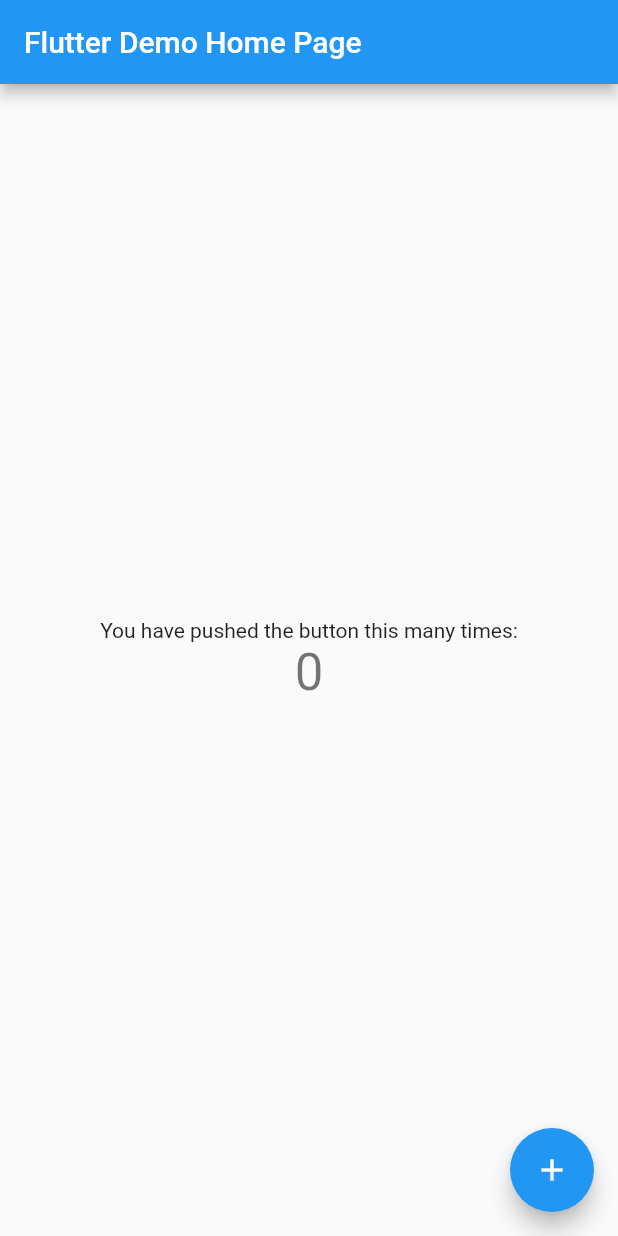
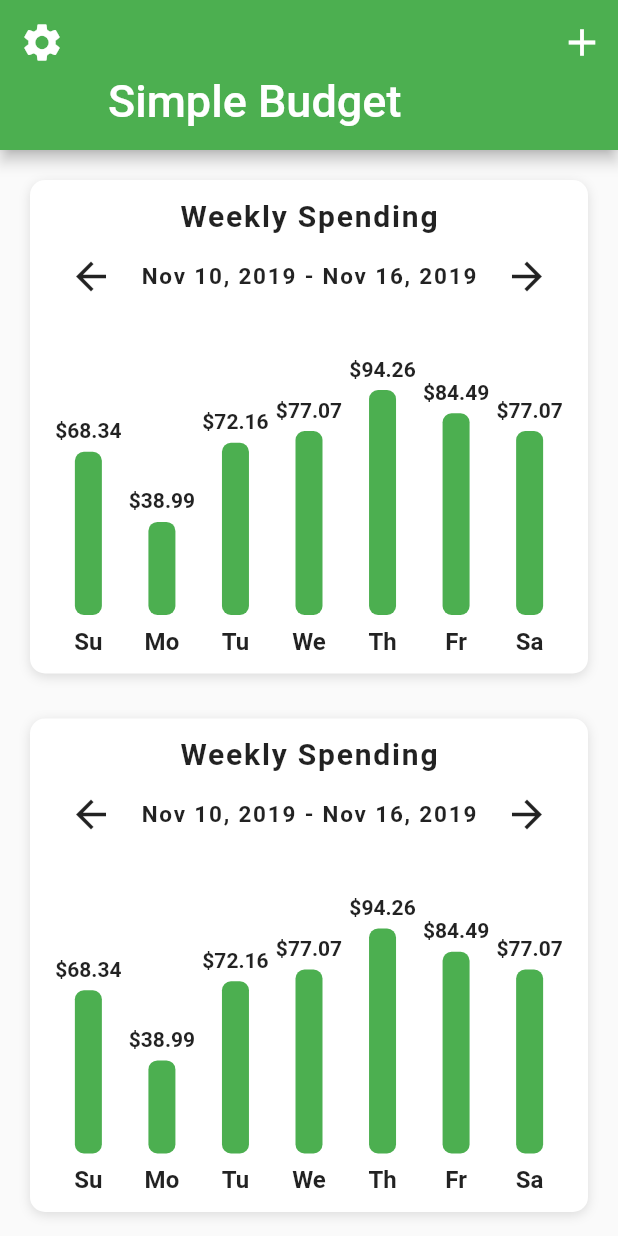
Before and after one commit to ahmadjz/Budget-App-UI, a Flutter app: the screen it shows after launch, on a phone screen of 412 x 824 dp. Run offline on Flutter 3.47's test engine with Material 2 defaults, Android fonts, the phone set to English and light mode, and no system bars.

Commit message:
create weekly spending widgets

```diff
--- a/lib/main.dart
+++ b/lib/main.dart
@@ -1,3 +1,4 @@
+import 'package:budget_app_ui/screens/home_screen.dart';
 import 'package:flutter/material.dart';
 
 void main() {
@@ -7,109 +8,16 @@ void main() {
 class MyApp extends StatelessWidget {
   const MyApp({super.key});
 
-  // This widget is the root of your application.
   @override
   Widget build(BuildContext context) {
     return MaterialApp(
-      title: 'Flutter Demo',
+      title: "Budget UI",
+      debugShowCheckedModeBanner: false,
       theme: ThemeData(
-        // This is the theme of your application.
-        //
-        // Try running your application with "flutter run". You'll see the
-        // application has a blue toolbar. Then, without quitting the app, try
-        // changing the primarySwatch below to Colors.green and then invoke
-        // "hot reload" (press "r" in the console where you ran "flutter run",
-        // or simply save your changes to "hot reload" in a Flutter IDE).
-        // Notice that the counter didn't reset back to zero; the application
-        // is not restarted.
-        primarySwatch: Colors.blue,
-      ),
-      home: const MyHomePage(title: 'Flutter Demo Home Page'),
+          scaffoldBackgroundColor: Colors.grey[50],
+          primaryColor: Colors.green,
+          appBarTheme: const AppBarTheme(backgroundColor: Colors.green)),
+      home: const HomeScreen(),
     );
   }
 }
-
-class MyHomePage extends StatefulWidget {
-  const MyHomePage({super.key, required this.title});
-
-  // This widget is the home page of your application. It is stateful, meaning
-  // that it has a State object (defined below) that contains fields that affect
-  // how it looks.
-
-  // This class is the configuration for the state. It holds the values (in this
-  // case the title) provided by the parent (in this case the App widget) and
-  // used by the build method of the State. Fields in a Widget subclass are
-  // always marked "final".
-
-  final String title;
-
-  @override
-  State<MyHomePage> createState() => _MyHomePageState();
-}
-
-class _MyHomePageState extends State<MyHomePage> {
-  int _counter = 0;
-
-  void _incrementCounter() {
-    setState(() {
-      // This call to setState tells the Flutter framework that something has
-      // changed in this State, which causes it to rerun the build method below
-      // so that the display can reflect the updated values. If we changed
-      // _counter without calling setState(), then the build method would not be
-      // called again, and so nothing would appear to happen.
-      _counter++;
-    });
-  }
-
-  @override
-  Widget build(BuildContext context) {
-    // This method is rerun every time setState is called, for instance as done
-    // by the _incrementCounter method above.
-    //
-    // The Flutter framework has been optimized to make rerunning build methods
-    // fast, so that you can just rebuild anything that needs updating rather
-    // than having to individually change instances of widgets.
-    return Scaffold(
-      appBar: AppBar(
-        // Here we take the value from the MyHomePage object that was created by
-        // the App.build method, and use it to set our appbar title.
-        title: Text(widget.title),
-      ),
-      body: Center(
-        // Center is a layout widget. It takes a single child and positions it
-        // in the middle of the parent.
-        child: Column(
-          // Column is also a layout widget. It takes a list of children and
-          // arranges them vertically. By default, it sizes itself to fit its
-          // children horizontally, and tries to be as tall as its parent.
-          //
-          // Invoke "debug painting" (press "p" in the console, choose the
-          // "Toggle Debug Paint" action from the Flutter Inspector in Android
-          // Studio, or the "Toggle Debug Paint" command in Visual Studio Code)
-          // to see the wireframe for each widget.
-          //
-          // Column has various properties to control how it sizes itself and
-          // how it positions its children. Here we use mainAxisAlignment to
-          // center the children vertically; the main axis here is the vertical
-          // axis because Columns are vertical (the cross axis would be
-          // horizontal).
-          mainAxisAlignment: MainAxisAlignment.center,
-          children: <Widget>[
-            const Text(
-              'You have pushed the button this many times:',
-            ),
-            Text(
-              '$_counter',
-              style: Theme.of(context).textTheme.headline4,
-            ),
-          ],
-        ),
-      ),
-      floatingActionButton: FloatingActionButton(
-        onPressed: _incrementCounter,
-        tooltip: 'Increment',
-        child: const Icon(Icons.add),
-      ), // This trailing comma makes auto-formatting nicer for build methods.
-    );
-  }
-}
--- /dev/null
+++ b/lib/screens/home_screen.dart
@@ -0,0 +1,62 @@
+import 'package:budget_app_ui/data/data.dart';
+import 'package:budget_app_ui/widgets/bar_chart.dart';
+import 'package:flutter/material.dart';
+
+class HomeScreen extends StatefulWidget {
+  const HomeScreen({super.key});
+
+  @override
+  State<HomeScreen> createState() => _HomeScreenState();
+}
+
+class _HomeScreenState extends State<HomeScreen> {
+  @override
+  Widget build(BuildContext context) {
+    return Scaffold(
+      body: CustomScrollView(slivers: [
+        SliverAppBar(
+          forceElevated: true,
+          floating: true,
+          // pinned: true,
+          expandedHeight: 100.0,
+          leading: IconButton(
+            icon: const Icon(Icons.settings),
+            iconSize: 30.0,
+            onPressed: () {},
+          ),
+          flexibleSpace: const FlexibleSpaceBar(
+            title: Text('Simple Budget'),
+          ),
+          actions: <Widget>[
+            IconButton(
+              icon: const Icon(Icons.add),
+              iconSize: 30.0,
+              onPressed: () {},
+            ),
+          ],
+        ),
+        SliverList(
+            delegate: SliverChildBuilderDelegate(
+          (context, index) {
+            return Container(
+              margin: const EdgeInsets.fromLTRB(20.0, 20.0, 20.0, 10.0),
+              decoration: BoxDecoration(
+                color: Colors.white,
+                boxShadow: const [
+                  BoxShadow(
+                    color: Colors.black12,
+                    offset: Offset(0, 2),
+                    blurRadius: 6.0,
+                  ),
+                ],
+                borderRadius: BorderRadius.circular(10.0),
+              ),
+              child: BarChart(expenses: weeklySpending),
+            );
+          },
+          childCount: 1 + categories.length,
+        ))
+      ]),
+    );
+  }
+}
--- /dev/null
+++ b/lib/widgets/bar_chart.dart
@@ -0,0 +1,101 @@
+import 'package:budget_app_ui/widgets/bar_item.dart';
+import 'package:flutter/material.dart';
+
+class BarChart extends StatelessWidget {
+  const BarChart({super.key, required this.expenses});
+  final List<double> expenses;
+
+  @override
+  Widget build(BuildContext context) {
+    double mostExpensive = 0;
+    for (var price in expenses) {
+      if (price > mostExpensive) {
+        mostExpensive = price;
+      }
+    }
+
+    return Padding(
+      padding: const EdgeInsets.all(12.0),
+      child: Column(
+        children: <Widget>[
+          const Text(
+            'Weekly Spending',
+            style: TextStyle(
+              fontSize: 20.0,
+              fontWeight: FontWeight.bold,
+              letterSpacing: 1.2,
+            ),
+          ),
+          const SizedBox(height: 5.0),
+          Row(
+            mainAxisAlignment: MainAxisAlignment.spaceAround,
+            children: <Widget>[
+              IconButton(
+                icon: const Icon(Icons.arrow_back),
+                iconSize: 30.0,
+                onPressed: () {},
+              ),
+              const Flexible(
+                child: Text(
+                  'Nov 10, 2019 - Nov 16, 2019',
+                  style: TextStyle(
+                    fontSize: 15.0,
+                    fontWeight: FontWeight.w600,
+                    letterSpacing: 1.2,
+                  ),
+                ),
+              ),
+              IconButton(
+                icon: const Icon(Icons.arrow_forward),
+                iconSize: 30.0,
+                onPressed: () {},
+              ),
+            ],
+          ),
+          const SizedBox(height: 30.0),
+          Row(
+            mainAxisAlignment: MainAxisAlignment.spaceEvenly,
+            crossAxisAlignment: CrossAxisAlignment.end,
+            children: <Widget>[
+              BarItem(
+                label: 'Su',
+                amountSpent: expenses[0],
+                mostExpensive: mostExpensive,
+              ),
+              BarItem(
+                label: 'Mo',
+                amountSpent: expenses[1],
+                mostExpensive: mostExpensive,
+              ),
+              BarItem(
+                label: 'Tu',
+                amountSpent: expenses[2],
+                mostExpensive: mostExpensive,
+              ),
+              BarItem(
+                label: 'We',
+                amountSpent: expenses[3],
+                mostExpensive: mostExpensive,
+              ),
+              BarItem(
+                label: 'Th',
+                amountSpent: expenses[4],
+                mostExpensive: mostExpensive,
+              ),
+              BarItem(
+                label: 'Fr',
+                amountSpent: expenses[5],
+                mostExpensive: mostExpensive,
+              ),
+              BarItem(
+                label: 'Sa',
+                amountSpent: expenses[6],
+                mostExpensive: mostExpensive,
+              ),
+            ],
+          ),
+        ],
+      ),
+    );
+  }
+}
--- /dev/null
+++ b/lib/widgets/bar_item.dart
@@ -0,0 +1,47 @@
+import 'package:flutter/material.dart';
+
+class BarItem extends StatelessWidget {
+  final String label;
+  final double amountSpent;
+  final double mostExpensive;
+
+  final double _maxBarHeight = 150.0;
+
+  const BarItem(
+      {super.key,
+      required this.label,
+      required this.amountSpent,
+      required this.mostExpensive});
+
+  @override
+  Widget build(BuildContext context) {
+    final barHeight = amountSpent / mostExpensive * _maxBarHeight;
+    return Column(
+      children: <Widget>[
+        Text(
+          '\$${amountSpent.toStringAsFixed(2)}',
+          style: const TextStyle(
+            fontWeight: FontWeight.w600,
+          ),
+        ),
+        const SizedBox(height: 6.0),
+        Container(
+          height: barHeight,
+          width: 18.0,
+          decoration: BoxDecoration(
+            color: Theme.of(context).primaryColor,
+            borderRadius: BorderRadius.circular(6.0),
+          ),
+        ),
+        const SizedBox(height: 8.0),
+        Text(
+          label,
+          style: const TextStyle(
+            fontSize: 16.0,
+            fontWeight: FontWeight.w600,
+          ),
+        ),
+      ],
+    );
+  }
+}
```
